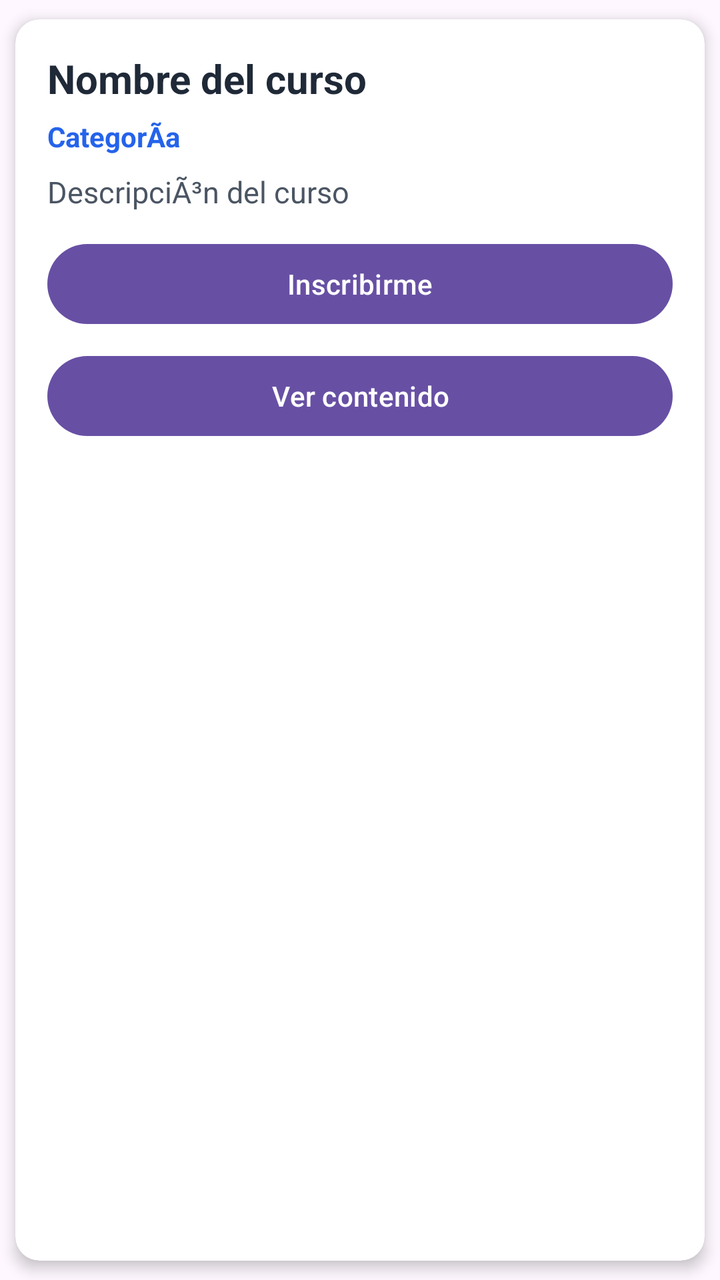
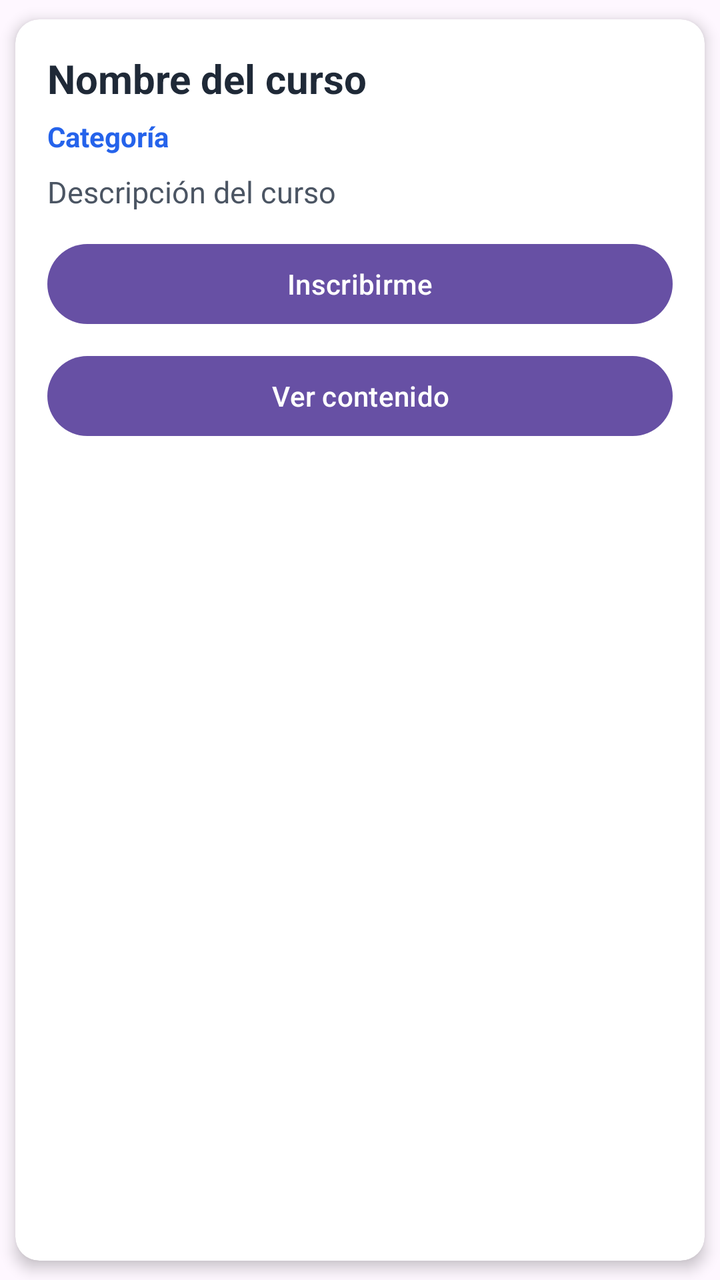

An Android layout rendered at two revisions. The XML below is the earlier revision; the diff shows what the commit changed to produce the second picture.
<!-- AndroidManifest.xml: application theme Theme.AILearningMobile -->
<!-- res/layout/item_curso.xml -->
<?xml version="1.0" encoding="utf-8"?>
<androidx.cardview.widget.CardView

    xmlns:android="http://schemas.android.com/apk/res/android"
    xmlns:app="http://schemas.android.com/apk/res-auto"

    android:layout_width="match_parent"
    android:layout_height="wrap_content"
    android:layout_marginBottom="12dp"

    app:cardCornerRadius="12dp"
    app:cardElevation="4dp"
    app:cardUseCompatPadding="true"

    >

    <LinearLayout

        android:layout_width="match_parent"
        android:layout_height="wrap_content"
        android:orientation="vertical"
        android:padding="16dp"

        >

        <TextView

            android:id="@+id/tvNombreCurso"
            android:layout_width="match_parent"
            android:layout_height="wrap_content"
            android:text="Nombre del curso"

            android:textColor="#1F2937"
            android:textSize="20sp"
            android:textStyle="bold"
            android:layout_marginBottom="6dp"

            />

        <TextView

            android:id="@+id/tvCategoriaCurso"
            android:layout_width="match_parent"
            android:layout_height="wrap_content"
            android:text="CategorÃ­a"

            android:textColor="#2563EB"
            android:textSize="14sp"
            android:textStyle="bold"
            android:layout_marginBottom="8dp"

            />

        <TextView

            android:id="@+id/tvDescripcionCurso"
            android:layout_width="match_parent"
            android:layout_height="wrap_content"
            android:text="DescripciÃ³n del curso"

            android:textColor="#4B5563"
            android:textSize="15sp"
            android:lineSpacingExtra="3dp"
            android:layout_marginBottom="12dp"

            />

        <Button

            android:id="@+id/btnInscribirse"
            android:layout_width="match_parent"
            android:layout_height="wrap_content"
            android:text="Inscribirme"
            android:textAllCaps="false"

            />
        <Button
            android:id="@+id/btnVerContenido"
            android:layout_width="match_parent"
            android:layout_height="wrap_content"
            android:text="Ver contenido"
            android:textAllCaps="false"
            android:layout_marginTop="8dp" />


    </LinearLayout>

</androidx.cardview.widget.CardView>
<!-- resources referenced by this layout -->
<resources>
  <style name="Theme.AILearningMobile" parent="Base.Theme.AILearningMobile" />
  <style name="Base.Theme.AILearningMobile" parent="Theme.Material3.DayNight.NoActionBar">
          
          
      </style>
</resources>

<!-- the commit's change to res/layout/item_curso.xml (unified diff, before → after) -->
@@ -42,7 +42,7 @@
             android:id="@+id/tvCategoriaCurso"
             android:layout_width="match_parent"
             android:layout_height="wrap_content"
-            android:text="CategorÃ­a"
+            android:text="Categoría"
 
             android:textColor="#2563EB"
             android:textSize="14sp"
@@ -56,7 +56,7 @@
             android:id="@+id/tvDescripcionCurso"
             android:layout_width="match_parent"
             android:layout_height="wrap_content"
-            android:text="DescripciÃ³n del curso"
+            android:text="Descripción del curso"
 
             android:textColor="#4B5563"
             android:textSize="15sp"
